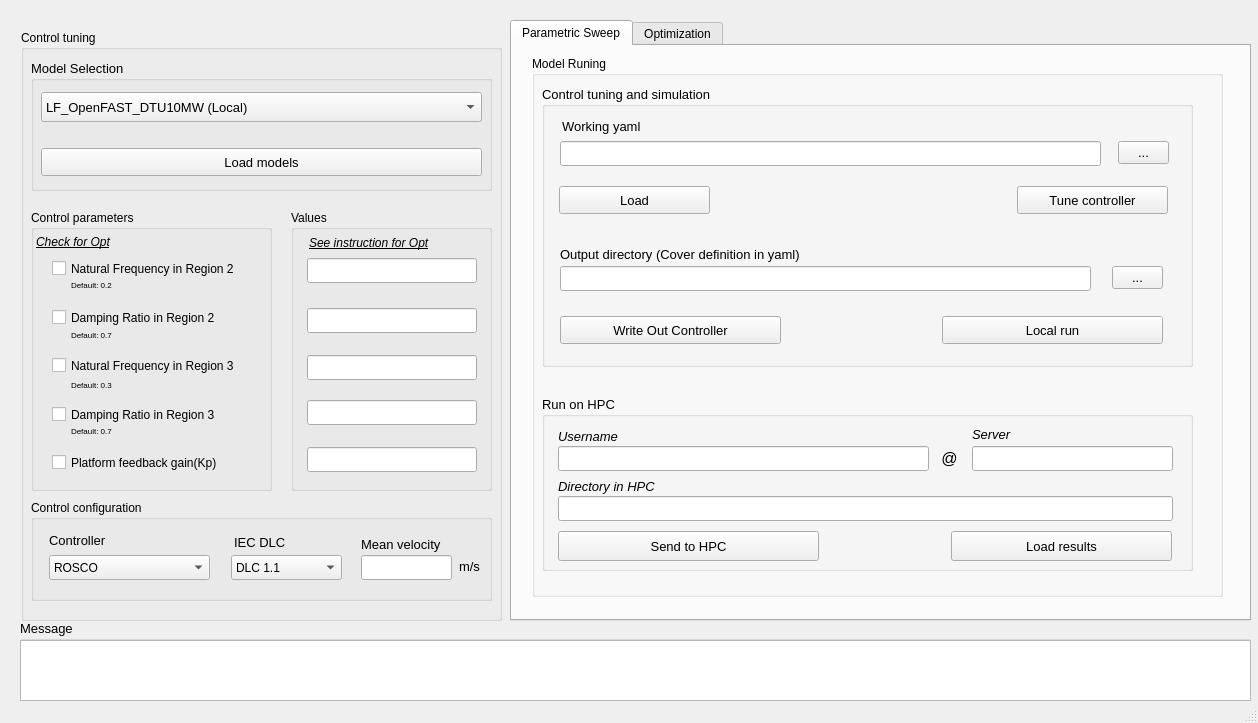
Before: the Qt Designer form openturbinecode/controls/ConfigControl_v3.ui in OpenTurbineCoDe/OpenTurbineCoDe, drawn with Qt 5.
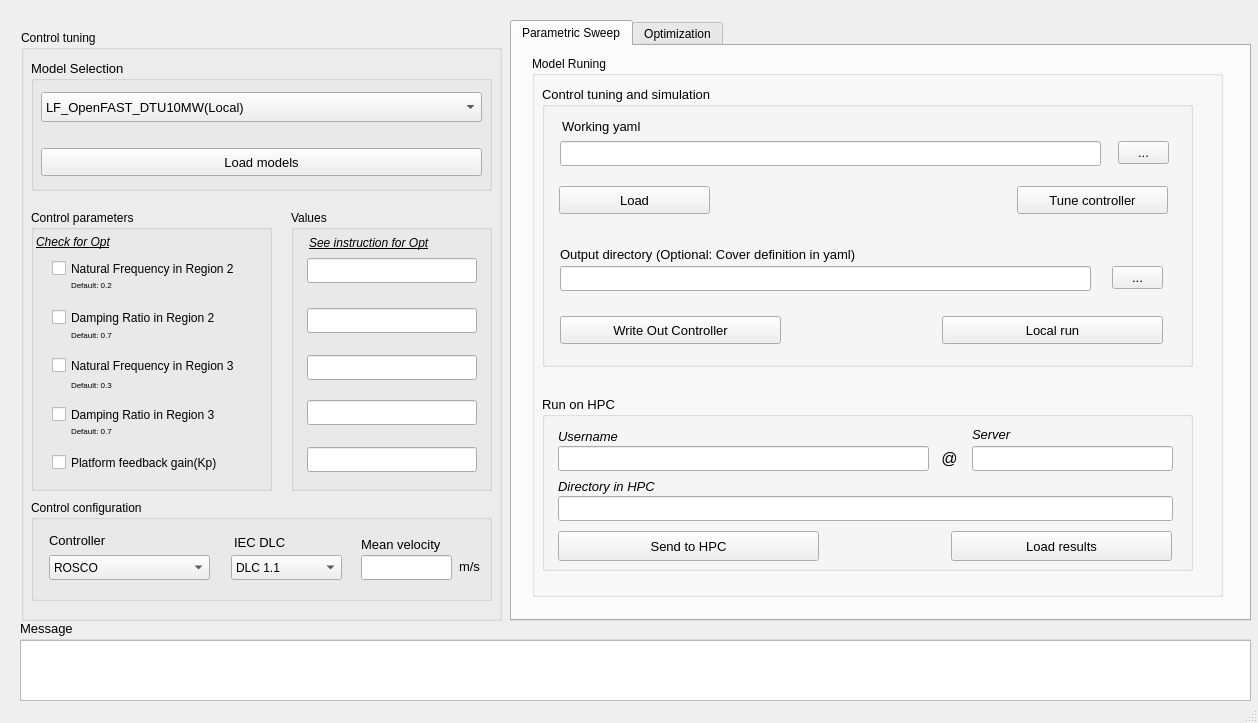
After: the same form once the commit is applied. The open tabs and pages were chosen to show the change.

Commit message: Add the DTU10MW OpenFAST model and implement the parametric sweep functionality of the GUi and fill some of the control module functions.

```diff
--- a/openturbinecode/controls/ConfigControl_v3.ui
+++ b/openturbinecode/controls/ConfigControl_v3.ui
@@ -356,7 +356,7 @@
          <rect>
           <x>18</x>
           <y>160</y>
-          <width>281</width>
+          <width>351</width>
           <height>16</height>
          </rect>
         </property>
@@ -368,7 +368,7 @@
          </font>
         </property>
         <property name="text">
-         <string>Output directory (Cover definition in yaml)</string>
+         <string>Output directory (Optional: Cover definition in yaml)</string>
         </property>
        </widget>
        <widget class="QLineEdit" name="lineEdit_54">
@@ -1092,7 +1092,7 @@
       </property>
       <item>
        <property name="text">
-        <string>LF_OpenFAST_DTU10MW (Local)</string>
+        <string>LF_OpenFAST_DTU10MW(Local)</string>
        </property>
       </item>
       <item>
```
Left out of the diff: 14 changed lines with no effect on the pictures. The commit also changes 91 other files.
